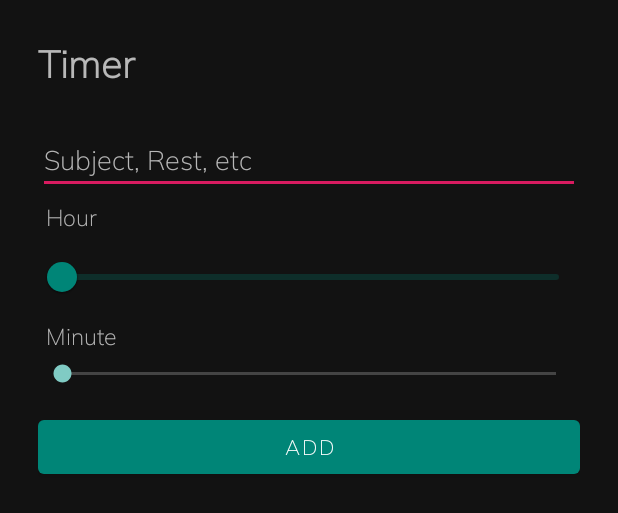
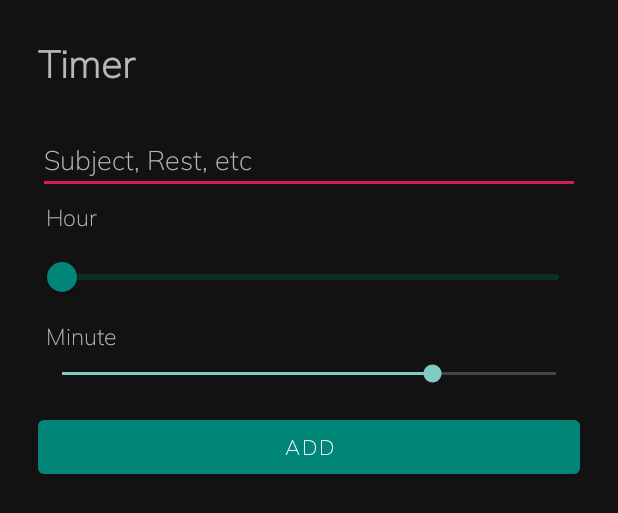
Before and after one commit to moolair/studytimer, an Android app: the layout activity_popup.xml on its own in the app's theme, with its tools: preview values and no code run, on a phone screen of 412 x 824 dp. Shown: the top 513 px of the screen. Run offline under Robolectric (Android 15) with nearby library versions, the phone set to English and light mode, and no system bars.

```diff
--- a/app/src/main/AndroidManifest.xml
+++ b/app/src/main/AndroidManifest.xml
@@ -9,7 +9,11 @@
         android:roundIcon="@mipmap/ic_launcher_round"
         android:supportsRtl="true"
         android:theme="@style/AppTheme">
-        <activity android:name=".Activities.popupActivity"></activity>
+        <activity
+            android:name=".Activities.popupActivity"
+            android:label="Timer">
+
+        </activity>
         <activity
             android:name=".Activities.MainActivity"
             android:label="@string/app_name"
--- a/app/src/main/res/layout/activity_popup.xml
+++ b/app/src/main/res/layout/activity_popup.xml
@@ -1,9 +1,8 @@
 <?xml version="1.0" encoding="utf-8"?>
-<LinearLayout xmlns:android="http://schemas.android.com/apk/res/android"
-    xmlns:tools="http://schemas.android.com/tools"
+<LinearLayout
+    xmlns:android="http://schemas.android.com/apk/res/android"
     android:layout_width="match_parent"
     android:layout_height="match_parent"
-    xmlns:app="http://schemas.android.com/apk/res-auto"
     android:padding="25dp"
     android:id="@+id/layout_id"
     android:orientation="vertical">
@@ -23,10 +22,6 @@
         android:layout_width="match_parent"
         android:layout_height="wrap_content"/>
 
-    <!--    <com.google.android.material.textfield.TextInputLayout-->
-    <!--        android:id="@+id/subject"-->
-    <!--        android:layout_width="match_parent"-->
-    <!--        android:layout_height="wrap_content">-->
     <com.google.android.material.textfield.TextInputEditText
         android:id="@+id/subjectItem"
         android:layout_width="match_parent"
@@ -35,7 +30,6 @@
         android:importantForAutofill="no"
         android:hint="@string/subjectHint"
         android:inputType="text" />
-    <!--    </com.google.android.material.textfield.TextInputLayout>-->
 
 
     <RelativeLayout
@@ -52,7 +46,7 @@
             android:textSize="15sp"/>
 
         <TextView
-            android:id="@+id/hour"
+            android:id="@+id/hourID"
             android:layout_width="wrap_content"
             android:layout_height="wrap_content"
             android:text=""
@@ -81,30 +75,19 @@
             android:textSize="15sp"/>
 
         <TextView
-            android:id="@+id/minute"
+            android:id="@+id/minuteID"
             android:layout_width="wrap_content"
             android:layout_height="wrap_content"
-            android:text=""
             android:layout_above="@+id/scrollMinute"
             android:layout_alignRight="@+id/scrollMinute"/>
-
-        <!--            <com.google.android.material.slider.Slider-->
-        <!--                android:id="@+id/scrollMinute"-->
-        <!--                android:layout_width="match_parent"-->
-        <!--                android:layout_height="wrap_content"-->
-        <!--                android:layout_marginBottom="@dimen/cat_slider_left_margin"-->
-        <!--                android:scrollbarSize="4dp" -->
-        <!--                android:value="45f"-->
-        <!--                android:valueFrom="0f"-->
-        <!--                android:valueTo="60f"-->
-        <!--                android:layout_below="@+id/minuteTitle"-->
-        <!--                tools:visibility="visible"/>-->
 
         <SeekBar
             android:id="@+id/scrollMinute"
             android:layout_width="match_parent"
             android:layout_height="wrap_content"
             android:layout_below="@+id/minuteTitle"
+            android:max="60"
+            android:progress="45"
             android:layout_marginBottom="@dimen/cat_slider_left_margin"
             android:theme="@style/Platform.MaterialComponents" />
 
```
Also changed, not shown: app/src/main/java/com/moolair/studytimer/Activities/popupActivity.java (+12 -9 lines).
